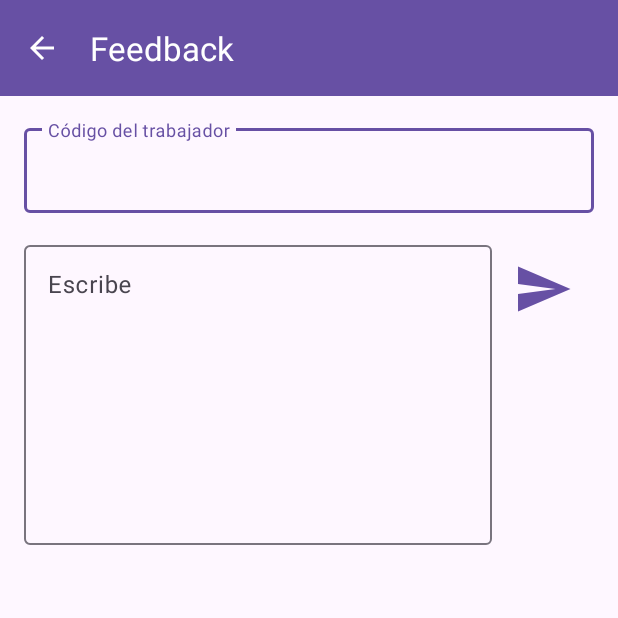
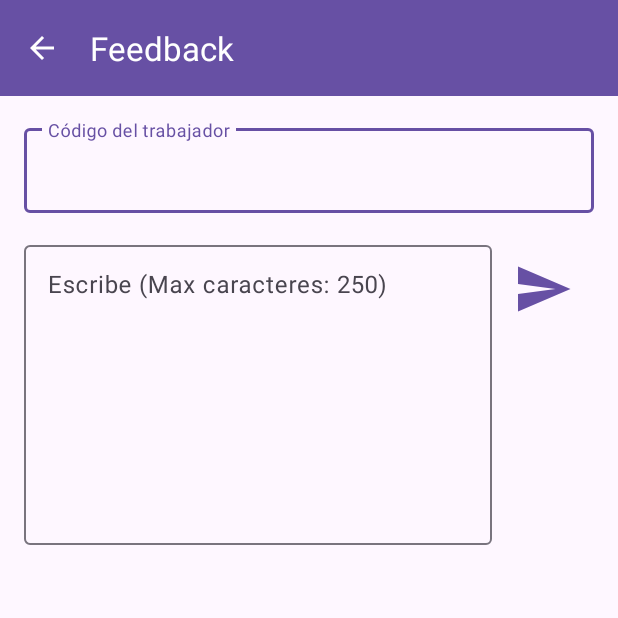
Before and after one commit to jorgeluis03/Lab5_20200643_20203248, an Android app: the TrabajadorFeedback screen opened directly, with no data from a screen before it, on a phone screen of 412 x 824 dp, the top half of it. Run offline under Robolectric (Android 15) with nearby library versions, the phone set to English and light mode, and no system bars.

Commit message:
extra de feedback

```diff
--- a/appandroid/app/src/main/res/layout/activity_trabajador_feedback.xml
+++ b/appandroid/app/src/main/res/layout/activity_trabajador_feedback.xml
@@ -51,13 +51,14 @@
             android:layout_width="match_parent"
             android:layout_height="wrap_content"
             android:layout_weight="1"
-            android:hint="Escribe">
+            android:hint="Escribe (Max caracteres: 250)">
 
             <EditText
                 android:layout_width="match_parent"
                 android:layout_height="200dp"
                 android:gravity="top|start"
-                android:inputType="textMultiLine" />
+                android:inputType="textMultiLine"
+                android:maxLength="250" />
 
         </com.google.android.material.textfield.TextInputLayout>
 
```
Also changed, not shown: appandroid/app/src/main/java/com/example/lab5_20200643_20203248/trabajador/TrabajadorFeedback.java (+6 -1 lines).
